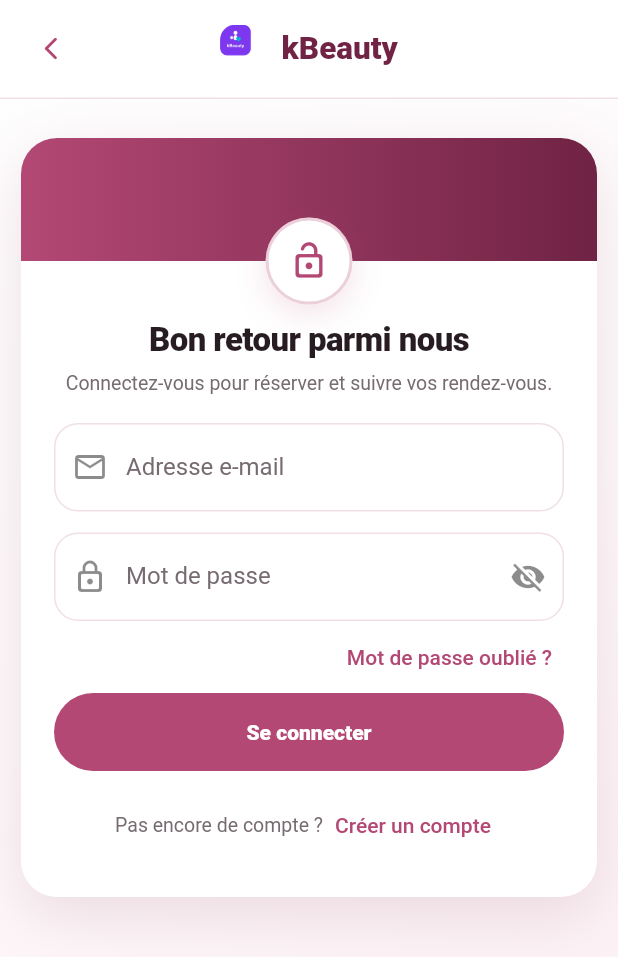
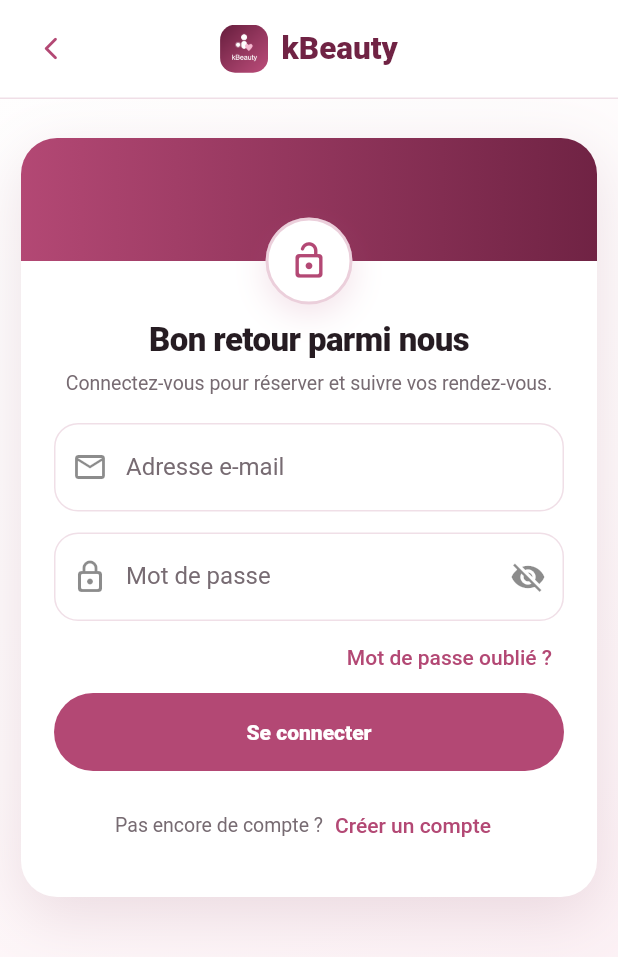
Before and after one commit to Massil-ou/kbeauty, a Flutter app: the KBeautyPage screen opened directly with empty values, after a tap on "Connexion", on a phone screen of 412 x 824 dp. Shown: the top 957 px of the screen. Run offline on Flutter 3.47's test engine with Material 3 defaults, Android fonts, the phone set to English and light mode, and no system bars; our stand-ins replace dio, go_router, shared_preferences; accounts and stored records are empty; network calls fail.

Commit message:
Center and recolor kBeauty app icons

```diff
--- a/lib/Auth/AuthScaffold.dart
+++ b/lib/Auth/AuthScaffold.dart
@@ -55,6 +55,8 @@
                           'assets/icons/kbeauty-icon.png',
                           width: 32,
                           height: 32,
+                          fit: BoxFit.contain,
+                          alignment: Alignment.center,
                         ),
                       ),
                       const SizedBox(width: 9),
--- a/lib/Shared/KBeautyWidgets.dart
+++ b/lib/Shared/KBeautyWidgets.dart
@@ -54,6 +54,7 @@
                       width: 34,
                       height: 34,
                       fit: BoxFit.cover,
+                      alignment: Alignment.center,
                     ),
                   ),
                   const SizedBox(width: 9),
```
Also changed, not shown: assets/icons/kbeauty-icon.png, assets/images/app_icon.svg, 5 other files.
